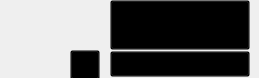
The window that VideoPlayer/videomodels/RecVideoItem.ui (huizhang556/pc-video-player) describes before a commit, drawn with Qt 5.
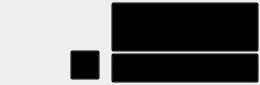
The same window after the commit. Icons and pictures are not drawn.

Diff of the .ui file:
```diff
--- a/VideoPlayer/videomodels/RecVideoItem.ui
+++ b/VideoPlayer/videomodels/RecVideoItem.ui
@@ -6,20 +6,20 @@
    <rect>
     <x>0</x>
     <y>0</y>
-    <width>259</width>
-    <height>78</height>
+    <width>260</width>
+    <height>85</height>
    </rect>
   </property>
   <property name="minimumSize">
    <size>
-    <width>200</width>
-    <height>78</height>
+    <width>260</width>
+    <height>85</height>
    </size>
   </property>
   <property name="maximumSize">
    <size>
-    <width>500</width>
-    <height>16777215</height>
+    <width>300</width>
+    <height>85</height>
    </size>
   </property>
   <property name="windowTitle">
@@ -31,22 +31,22 @@
   <widget class="QPushButton" name="pushButton_playAmount">
    <property name="geometry">
     <rect>
-     <x>110</x>
-     <y>51</y>
-     <width>140</width>
-     <height>26</height>
+     <x>111</x>
+     <y>53</y>
+     <width>148</width>
+     <height>30</height>
     </rect>
    </property>
    <property name="minimumSize">
     <size>
-     <width>140</width>
-     <height>26</height>
+     <width>148</width>
+     <height>30</height>
     </size>
    </property>
    <property name="maximumSize">
     <size>
-     <width>140</width>
-     <height>26</height>
+     <width>148</width>
+     <height>30</height>
     </size>
    </property>
    <property name="styleSheet">
@@ -65,21 +65,21 @@
   <widget class="QPushButton" name="pushButton_videoInfo">
    <property name="geometry">
     <rect>
-     <x>110</x>
-     <y>0</y>
-     <width>140</width>
+     <x>111</x>
+     <y>2</y>
+     <width>148</width>
      <height>50</height>
     </rect>
    </property>
    <property name="minimumSize">
     <size>
-     <width>140</width>
+     <width>148</width>
      <height>50</height>
     </size>
    </property>
    <property name="maximumSize">
     <size>
-     <width>140</width>
+     <width>148</width>
      <height>50</height>
     </size>
    </property>
@@ -116,26 +116,27 @@
      <x>0</x>
      <y>0</y>
      <width>110</width>
-     <height>80</height>
+     <height>85</height>
     </rect>
    </property>
    <property name="minimumSize">
     <size>
      <width>110</width>
-     <height>80</height>
+     <height>85</height>
     </size>
    </property>
    <property name="maximumSize">
     <size>
      <width>110</width>
-     <height>80</height>
+     <height>85</height>
     </size>
    </property>
    <property name="styleSheet">
     <string notr="true">#label_videoPic
 {
 border: none;
-margin:1px;
+margin:4px;
+border-radius: 8px;
 }</string>
    </property>
    <property name="text">
```
